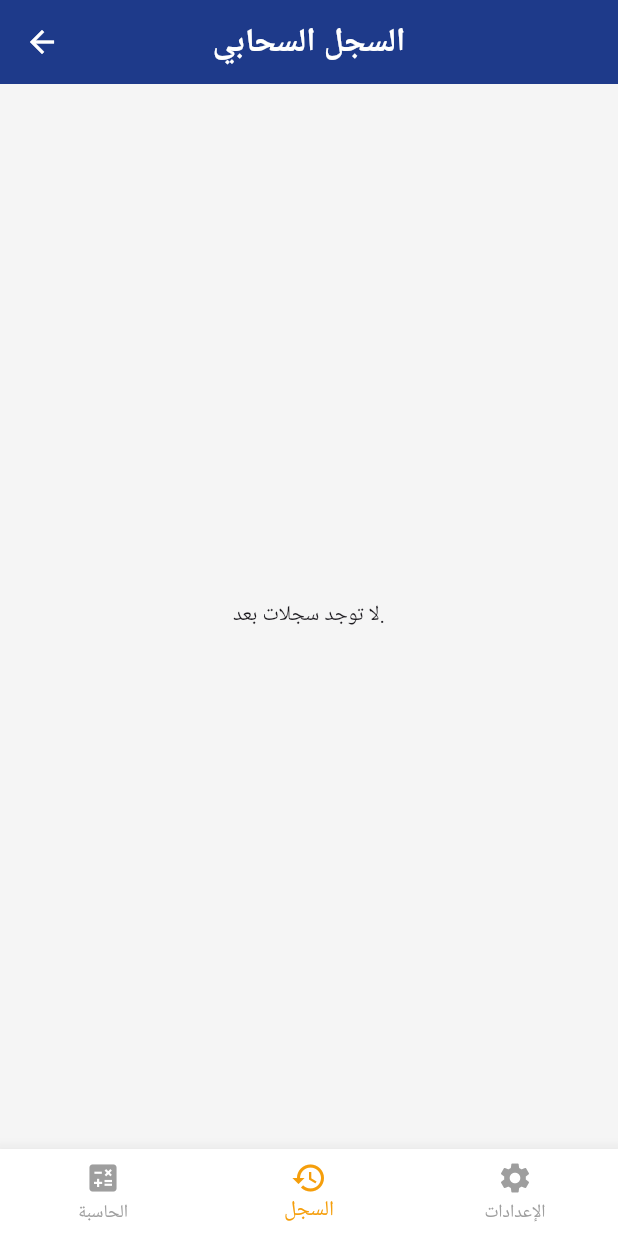
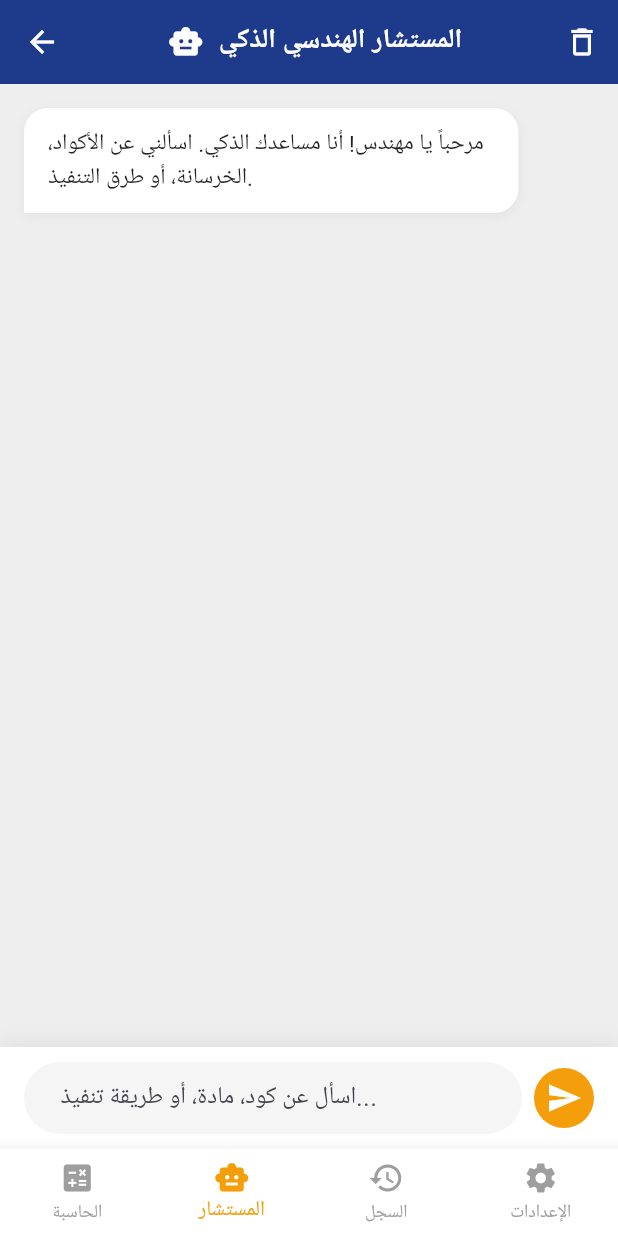
Before and after one commit to AreenHUB/Benaa, a Flutter app: the MainLayout screen opened by its route, item 2 of the bottom bar chosen, on a phone screen of 412 x 824 dp. Run offline on Flutter 3.47's test engine with Material 3 defaults, Android fonts, the phone set to English and light mode, and no system bars; our stand-ins replace dio, flutter_riverpod, pdf, share_plus, shared_preferences; accounts and stored records are empty; network calls fail.

Commit message:
Feature: Integrated AI Engineering Assistant using Groq API

```diff
--- a/benaa_pro/lib/providers/ai_provider.dart
+++ b/benaa_pro/lib/providers/ai_provider.dart
@@ -0,0 +1,58 @@
+import 'package:flutter_riverpod/flutter_riverpod.dart';
+import 'package:flutter_riverpod/legacy.dart';
+import '../core/api_client.dart';
+
+class ChatMessage {
+  final String text;
+  final bool isUser;
+  ChatMessage({required this.text, required this.isUser});
+}
+
+class AiNotifier extends StateNotifier<List<ChatMessage>> {
+  AiNotifier()
+    : super([
+        ChatMessage(
+          text:
+              "مرحباً يا مهندس! أنا مساعدك الذكي. اسألني عن الأكواد، الخرسانة، أو طرق التنفيذ.",
+          isUser: false,
+        ),
+      ]);
+
+  bool isLoading = false;
+
+  Future<void> sendMessage(String question) async {
+    if (question.trim().isEmpty) return;
+
+    state = [...state, ChatMessage(text: question, isUser: true)];
+    isLoading = true;
+
+    try {
+      final response = await ApiClient.instance.post(
+        '/ai/ask',
+        data: {'question': question},
+      );
+
+      final answer = response.data['data']['answer'];
+
+      state = [...state, ChatMessage(text: answer, isUser: false)];
+    } catch (e) {
+      state = [
+        ...state,
+        ChatMessage(
+          text: "عذراً، فقدت الاتصال بالسيرفر. حاول مجدداً.",
+          isUser: false,
+        ),
+      ];
+    } finally {
+      isLoading = false;
+    }
+  }
+
+  void clearChat() {
+    state = [ChatMessage(text: "كيف يمكنني مساعدتك اليوم؟", isUser: false)];
+  }
+}
+
+final aiProvider = StateNotifierProvider<AiNotifier, List<ChatMessage>>(
+  (ref) => AiNotifier(),
+);
--- /dev/null
+++ b/benaa_pro/lib/views/ai_assistant_screen.dart
@@ -0,0 +1,179 @@
+import 'package:flutter/material.dart';
+import 'package:flutter_riverpod/flutter_riverpod.dart';
+import '../providers/ai_provider.dart';
+
+class AiAssistantScreen extends ConsumerStatefulWidget {
+  const AiAssistantScreen({super.key});
+
+  @override
+  ConsumerState<AiAssistantScreen> createState() => _AiAssistantScreenState();
+}
+
+class _AiAssistantScreenState extends ConsumerState<AiAssistantScreen> {
+  final TextEditingController _msgCtrl = TextEditingController();
+  final ScrollController _scrollController = ScrollController();
+
+  void _scrollToBottom() {
+    WidgetsBinding.instance.addPostFrameCallback((_) {
+      if (_scrollController.hasClients) {
+        _scrollController.animateTo(
+          _scrollController.position.maxScrollExtent,
+          duration: const Duration(milliseconds: 300),
+          curve: Curves.easeOut,
+        );
+      }
+    });
+  }
+
+  @override
+  Widget build(BuildContext context) {
+    final chatMessages = ref.watch(aiProvider);
+    final notifier = ref.read(aiProvider.notifier);
+
+    _scrollToBottom();
+
+    return Scaffold(
+      backgroundColor: Colors.grey[200],
+      appBar: AppBar(
+        title: const Row(
+          mainAxisAlignment: MainAxisAlignment.center,
+          children: [
+            Icon(Icons.smart_toy, color: Colors.white),
+            SizedBox(width: 10),
+            Text(
+              "المستشار الهندسي الذكي",
+              style: TextStyle(fontWeight: FontWeight.bold, fontSize: 18),
+            ),
+          ],
+        ),
+        backgroundColor: const Color(0xFF1E3A8A),
+        foregroundColor: Colors.white,
+        actions: [
+          IconButton(
+            icon: const Icon(Icons.delete_outline),
+            onPressed: () => notifier.clearChat(),
+            tooltip: "مسح المحادثة",
+          ),
+        ],
+      ),
+      body: Column(
+        children: [
+          Expanded(
+            child: ListView.builder(
+              controller: _scrollController,
+              padding: const EdgeInsets.all(16),
+              itemCount: chatMessages.length,
+              itemBuilder: (context, index) {
+                final msg = chatMessages[index];
+                return _buildMessageBubble(msg);
+              },
+            ),
+          ),
+          if (notifier.isLoading)
+            const Padding(
+              padding: EdgeInsets.all(8.0),
+              child: Text(
+                "المستشار يكتب...",
+                style: TextStyle(
+                  color: Colors.grey,
+                  fontStyle: FontStyle.italic,
+                ),
+              ),
+            ),
+          _buildMessageInput(notifier),
+        ],
+      ),
+    );
+  }
+
+  Widget _buildMessageBubble(ChatMessage msg) {
+    return Align(
+      alignment: msg.isUser ? Alignment.centerRight : Alignment.centerLeft,
+      child: Container(
+        margin: const EdgeInsets.only(bottom: 12),
+        padding: const EdgeInsets.symmetric(horizontal: 16, vertical: 12),
+        constraints: BoxConstraints(
+          maxWidth: MediaQuery.of(context).size.width * 0.8,
+        ),
+        decoration: BoxDecoration(
+          color: msg.isUser ? const Color(0xFF1E3A8A) : Colors.white,
+          borderRadius: BorderRadius.only(
+            topLeft: const Radius.circular(16),
+            topRight: const Radius.circular(16),
+            bottomLeft: Radius.circular(msg.isUser ? 16 : 0),
+            bottomRight: Radius.circular(msg.isUser ? 0 : 16),
+          ),
+          boxShadow: [
+            BoxShadow(
+              color: Colors.black.withOpacity(0.05),
+              blurRadius: 5,
+              offset: const Offset(0, 2),
+            ),
+          ],
+        ),
+        child: Text(
+          msg.text,
+          style: TextStyle(
+            color: msg.isUser ? Colors.white : Colors.black87,
+            fontSize: 15,
+            height: 1.5,
+          ),
+        ),
+      ),
+    );
+  }
+
+  Widget _buildMessageInput(AiNotifier notifier) {
+    return Container(
+      padding: const EdgeInsets.symmetric(horizontal: 16, vertical: 10),
+      decoration: BoxDecoration(
+        color: Colors.white,
+        boxShadow: [
+          BoxShadow(
+            color: Colors.black.withOpacity(0.05),
+            blurRadius: 10,
+            offset: const Offset(0, -5),
+          ),
+        ],
+      ),
+      child: Row(
+        children: [
+          Expanded(
+            child: TextField(
+              controller: _msgCtrl,
+              decoration: InputDecoration(
+                hintText: "اسأل عن كود، مادة، أو طريقة تنفيذ...",
+                border: OutlineInputBorder(
+                  borderRadius: BorderRadius.circular(24),
+                  borderSide: BorderSide.none,
+                ),
+                filled: true,
+                fillColor: Colors.grey[100],
+                contentPadding: const EdgeInsets.symmetric(
+                  horizontal: 20,
+                  vertical: 10,
+                ),
+              ),
+              onSubmitted: (val) {
+                notifier.sendMessage(val);
+                _msgCtrl.clear();
+              },
+            ),
+          ),
+          const SizedBox(width: 8),
+          CircleAvatar(
+            backgroundColor: const Color(0xFFF59E0B),
+            child: IconButton(
+              icon: const Icon(Icons.send, color: Colors.white),
+              onPressed: () {
+                notifier.sendMessage(_msgCtrl.text);
+                _msgCtrl.clear();
+                FocusScope.of(context).unfocus();
+              },
+            ),
+          ),
+        ],
+      ),
+    );
+  }
+}
--- a/benaa_pro/lib/views/main_layout.dart
+++ b/benaa_pro/lib/views/main_layout.dart
@@ -1,5 +1,6 @@
 import 'package:flutter/material.dart';
 import 'home_screen.dart';
+import 'ai_assistant_screen.dart';
 import 'history_screen.dart';
 import 'settings_screen.dart';
 
@@ -15,6 +16,7 @@ class _MainLayoutState extends State<MainLayout> {
 
   final List<Widget> _screens = [
     const HomeScreen(),
+    const AiAssistantScreen(),
     const HistoryScreen(),
     const SettingsScreen(),
   ];
@@ -24,6 +26,7 @@ class _MainLayoutState extends State<MainLayout> {
     return Scaffold(
       body: IndexedStack(index: _currentIndex, children: _screens),
       bottomNavigationBar: BottomNavigationBar(
+        type: BottomNavigationBarType.fixed,
         currentIndex: _currentIndex,
         onTap: (index) {
           setState(() {
@@ -39,6 +42,10 @@ class _MainLayoutState extends State<MainLayout> {
             icon: Icon(Icons.calculate),
             label: 'الحاسبة',
           ),
+          BottomNavigationBarItem(
+            icon: Icon(Icons.smart_toy),
+            label: 'المستشار',
+          ),
           BottomNavigationBarItem(icon: Icon(Icons.history), label: 'السجل'),
           BottomNavigationBarItem(
             icon: Icon(Icons.settings),
```
Also changed, not shown: 6 other files.
